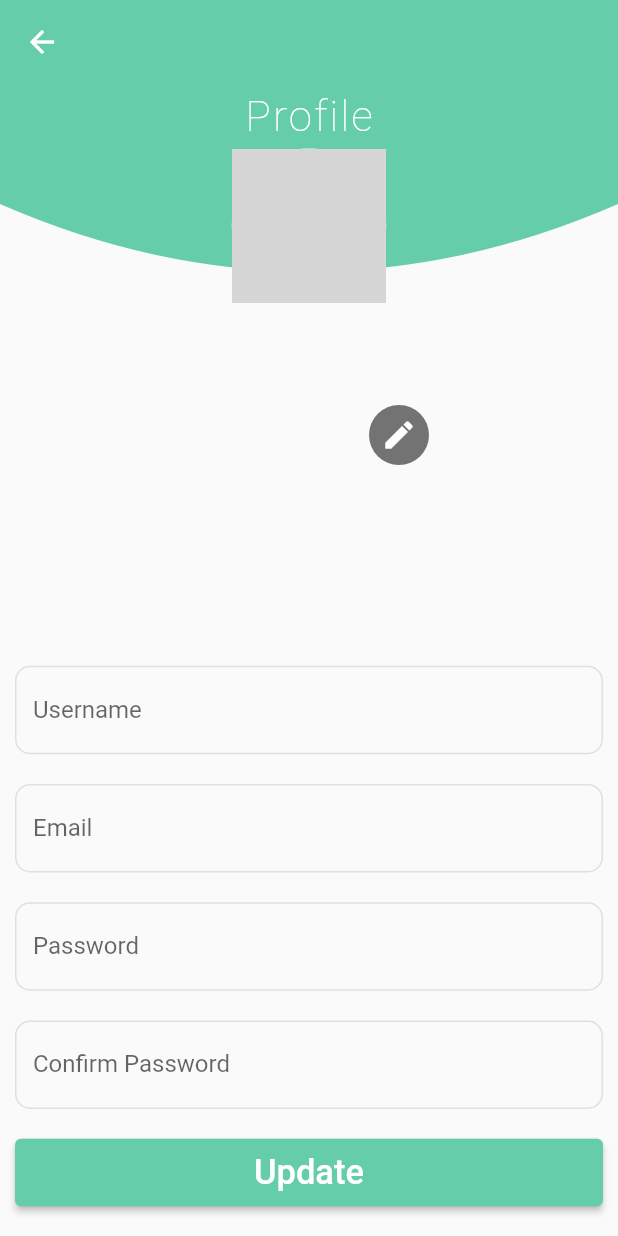
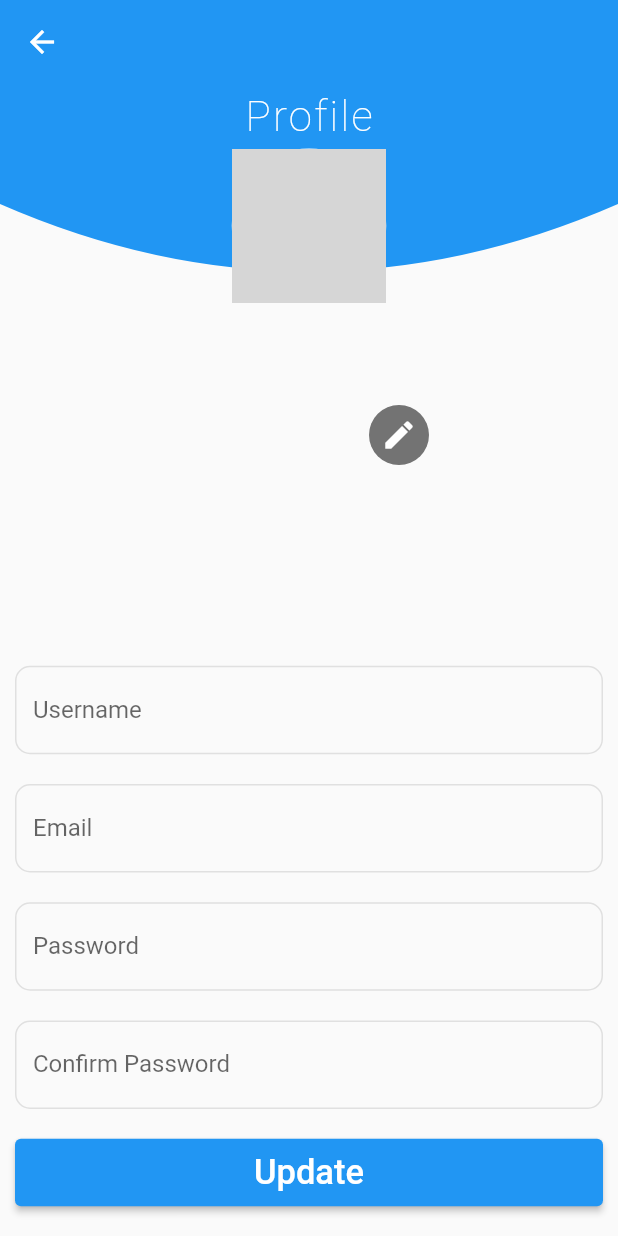
Before and after one commit to firaptr8/easygift_project, a Flutter app: the ProfilePage screen opened directly, on a phone screen of 412 x 824 dp. Run offline on Flutter 3.47's test engine with Material 2 defaults, Android fonts, the light colour scheme and no system bars; network calls fail; grey boxes are pictures that could not be loaded.

Commit message:
Update profile_page.dart

```diff
--- a/lib/profile_page.dart
+++ b/lib/profile_page.dart
@@ -14,7 +14,7 @@ class _ProfilePageState extends State<ProfilePage> {
     return Scaffold(
       appBar: AppBar(
         elevation: 0.0,
-        backgroundColor: Color(0xff66cdaa),
+        backgroundColor: Colors.blue,
         // leading: IconButton(
         //   icon: Icon(
         //     Icons.arrow_back,
@@ -115,7 +115,7 @@ class _ProfilePageState extends State<ProfilePage> {
                       child: ElevatedButton(
                         onPressed: () {},
                         style: ElevatedButton.styleFrom(
-                            primary: Color(0xff66cdaa)),
+                            primary: Colors.blue),
                         // color: Colors.black54,
                         child: Center(
                           child: Text(
@@ -194,7 +194,7 @@ class _ProfilePageState extends State<ProfilePage> {
 class HeaderCurvedContainer extends CustomPainter {
   @override
   void paint(Canvas canvas, Size size) {
-    Paint paint = Paint()..color = Color(0xff66cdaa);
+    Paint paint = Paint()..color = Colors.blue;
     Path path = Path()
       ..relativeLineTo(0, 80)
       ..quadraticBezierTo(size.width / 2, 170, size.width, 80)
```
